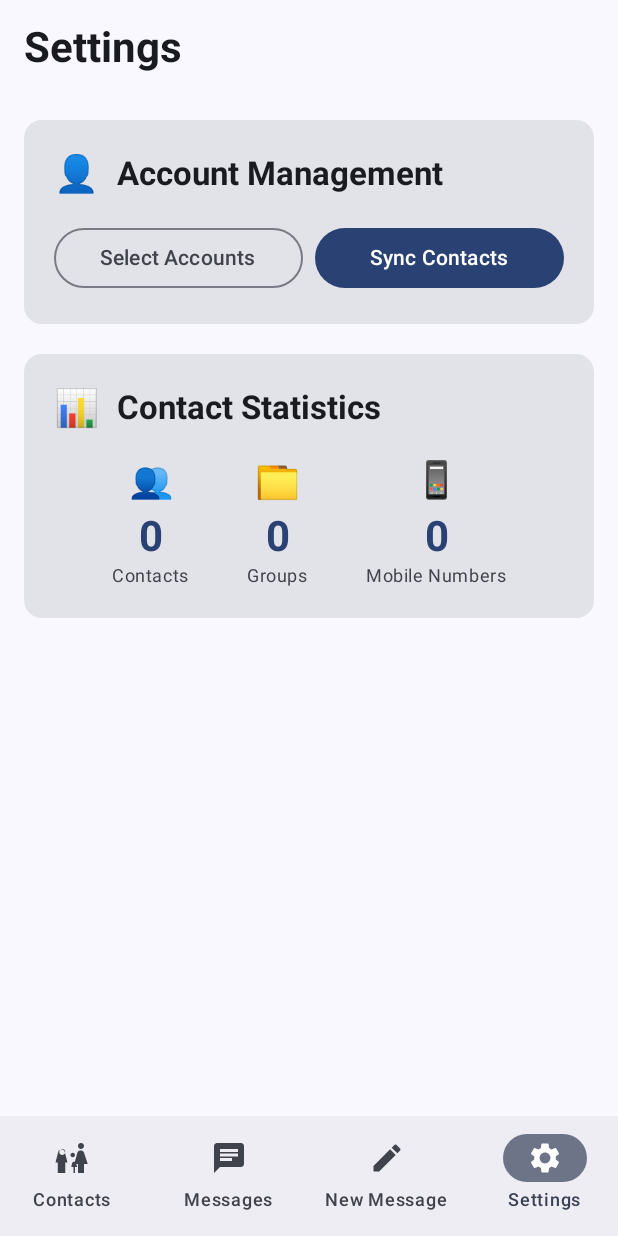
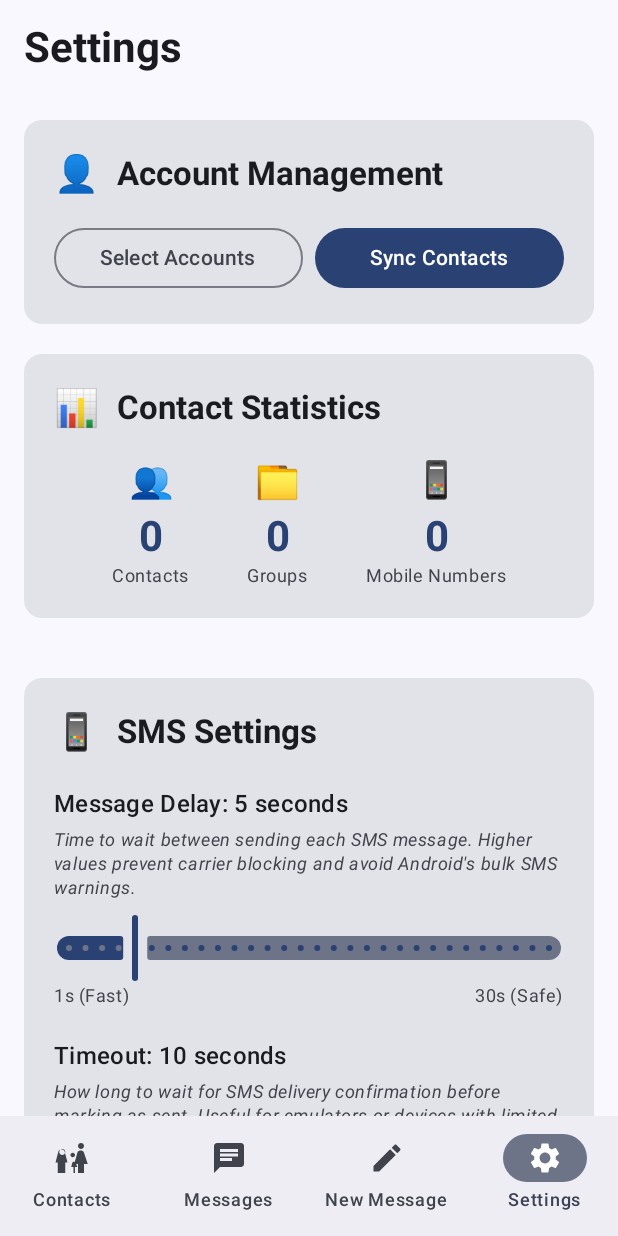
Before and after one commit to bilal-/MassPing, an Android app built with Jetpack Compose: the SettingsScreen screen opened through its navigation route, on a phone screen of 412 x 824 dp. Run offline under Robolectric (Android 15) with nearby library versions, the phone set to English and light mode, and no system bars.

Commit message:
Implement background SMS sending with real-time UI updates
- Add singleton repository pattern for shared state management
- Implement BackgroundSmsService with foreground notifications
- Add configurable SMS delay (1-30s) and timeout (5-60s) settings
- Fix UI updates to work in both foreground and background modes
- Add comprehensive status tracking and message history creation
- Remove deprecated LocalBroadcastManager and fragile broadcast communication
- Ensure single SmsService instance shared between UI and background service
- Add immediate UI responsiveness when send button is pressed

🤖 Generated with [Claude Code](https://claude.ai/code)

Co-Authored-By: Claude <noreply@anthropic.com>

```diff
--- a/app/src/main/java/dev/bilalahmad/massping/ui/screens/MessagesScreen.kt
+++ b/app/src/main/java/dev/bilalahmad/massping/ui/screens/MessagesScreen.kt
@@ -221,7 +221,7 @@ private fun MessageItem(
                     }
 
                     LinearProgressIndicator(
-                        progress = sentCount.toFloat() / individualMessages.size,
+                        progress = { sentCount.toFloat() / individualMessages.size },
                         modifier = Modifier.fillMaxWidth()
                     )
 
--- a/app/src/main/java/dev/bilalahmad/massping/ui/screens/SettingsScreen.kt
+++ b/app/src/main/java/dev/bilalahmad/massping/ui/screens/SettingsScreen.kt
@@ -23,6 +23,7 @@ import androidx.compose.material3.Icon
 import androidx.compose.material3.MaterialTheme
 import androidx.compose.material3.OutlinedButton
 import androidx.compose.material3.Scaffold
+import androidx.compose.material3.Slider
 import androidx.compose.material3.SnackbarHost
 import androidx.compose.material3.SnackbarHostState
 import androidx.compose.material3.Text
@@ -39,6 +40,7 @@ import androidx.compose.ui.Modifier
 import androidx.compose.ui.text.font.FontWeight
 import androidx.compose.ui.text.font.FontStyle
 import androidx.compose.ui.unit.dp
+import kotlin.math.roundToInt
 import dev.bilalahmad.massping.ui.components.AccountSelectionDialog
 import dev.bilalahmad.massping.ui.viewmodels.MainViewModel
 
@@ -275,6 +277,11 @@ fun SettingsScreen(viewModel: MainViewModel) {
                     }
                 }
             }
+
+            Spacer(modifier = Modifier.height(20.dp))
+
+            // SMS Settings Section
+            SmsSettingsSection(viewModel = viewModel)
         }
 
         // Account Selection Dialog
@@ -318,3 +325,136 @@ private fun StatisticItem(
         )
     }
 }
+
+@Composable
+private fun SmsSettingsSection(viewModel: MainViewModel) {
+    var smsDelay by remember { mutableStateOf(viewModel.getSmsDelay().toFloat()) }
+    var smsTimeout by remember { mutableStateOf(viewModel.getSmsTimeout().toFloat()) }
+
+    Card(
+        modifier = Modifier.fillMaxWidth()
+    ) {
+        Column(
+            modifier = Modifier.padding(20.dp)
+        ) {
+            Row(
+                verticalAlignment = Alignment.CenterVertically
+            ) {
+                Text(
+                    "📱",
+                    style = MaterialTheme.typography.headlineSmall
+                )
+                Spacer(modifier = Modifier.width(12.dp))
+                Text(
+                    "SMS Settings",
+                    style = MaterialTheme.typography.titleLarge,
+                    fontWeight = FontWeight.Bold
+                )
+            }
+
+            Spacer(modifier = Modifier.height(20.dp))
+
+            // SMS Delay Setting
+            Text(
+                "Message Delay: ${smsDelay.roundToInt()} seconds",
+                style = MaterialTheme.typography.titleMedium,
+                fontWeight = FontWeight.SemiBold
+            )
+
+            Spacer(modifier = Modifier.height(4.dp))
+
+            Text(
+                "Time to wait between sending each SMS message. Higher values prevent carrier blocking and avoid Android's bulk SMS warnings.",
+                style = MaterialTheme.typography.bodySmall,
+                color = MaterialTheme.colorScheme.onSurfaceVariant,
+                fontStyle = FontStyle.Italic
+            )
+
+            Spacer(modifier = Modifier.height(8.dp))
+
+            Slider(
+                value = smsDelay,
+                onValueChange = { newValue ->
+                    smsDelay = newValue
+                    viewModel.setSmsDelay(newValue.roundToInt().toLong())
+                },
+                valueRange = 1f..30f,
+                steps = 28, // 29 discrete values (1-30)
+                modifier = Modifier.fillMaxWidth()
+            )
+
+            Row(
+                modifier = Modifier.fillMaxWidth(),
+                horizontalArrangement = Arrangement.SpaceBetween
+            ) {
+                Text(
+                    "1s (Fast)",
+                    style = MaterialTheme.typography.bodySmall,
+                    color = MaterialTheme.colorScheme.onSurfaceVariant
+                )
+                Text(
+                    "30s (Safe)",
+                    style = MaterialTheme.typography.bodySmall,
+                    color = MaterialTheme.colorScheme.onSurfaceVariant
+                )
+            }
+
+            Spacer(modifier = Modifier.height(20.dp))
+
+            // SMS Timeout Setting
+            Text(
+                "Timeout: ${smsTimeout.roundToInt()} seconds",
+                style = MaterialTheme.typography.titleMedium,
+                fontWeight = FontWeight.SemiBold
+            )
+
+            Spacer(modifier = Modifier.height(4.dp))
+
+            Text(
+                "How long to wait for SMS delivery confirmation before marking as sent. Useful for emulators or devices with limited SMS feedback.",
+                style = MaterialTheme.typography.bodySmall,
+                color = MaterialTheme.colorScheme.onSurfaceVariant,
+                fontStyle = FontStyle.Italic
+            )
+
+            Spacer(modifier = Modifier.height(8.dp))
+
+            Slider(
+                value = smsTimeout,
+                onValueChange = { newValue ->
+                    smsTimeout = newValue
+                    viewModel.setSmsTimeout(newValue.roundToInt().toLong())
+                },
+                valueRange = 5f..60f,
+                steps = 54, // 55 discrete values (5-60)
+                modifier = Modifier.fillMaxWidth()
+            )
+
+            Row(
+                modifier = Modifier.fillMaxWidth(),
+                horizontalArrangement = Arrangement.SpaceBetween
+            ) {
+                Text(
+                    "5s (Quick)",
+                    style = MaterialTheme.typography.bodySmall,
+                    color = MaterialTheme.colorScheme.onSurfaceVariant
+                )
+                Text(
+                    "60s (Patient)",
+                    style = MaterialTheme.typography.bodySmall,
+                    color = MaterialTheme.colorScheme.onSurfaceVariant
+                )
+            }
+
+            Spacer(modifier = Modifier.height(12.dp))
+
+            // Helpful info
+            Text(
+                "💡 Tip: Use higher delays on slower networks or strict carriers. Emulators work best with 10+ second timeouts.",
+                style = MaterialTheme.typography.bodySmall,
+                color = MaterialTheme.colorScheme.primary,
+                fontStyle = FontStyle.Italic
+            )
+        }
+    }
+}
--- a/app/src/main/java/dev/bilalahmad/massping/ui/viewmodels/MainViewModel.kt
+++ b/app/src/main/java/dev/bilalahmad/massping/ui/viewmodels/MainViewModel.kt
@@ -25,7 +25,7 @@ class MainViewModel(application: Application) : AndroidViewModel(application) {
         Log.d(TAG, "MainViewModel created")
     }
 
-    private val repository = MassPingRepository(application)
+    private val repository = MassPingRepository.getInstance(application)
 
     // UI State
     private val _uiState = MutableStateFlow(MainUiState())
@@ -41,13 +41,7 @@ class MainViewModel(application: Application) : AndroidViewModel(application) {
     val messageHistory = repository.messageHistory
     init {
         Log.d(TAG, "MainViewModel init block executing")
-
-        // Listen for SMS status updates
-        viewModelScope.launch {
-            repository.smsStatusUpdates.collect { (messageId, status) ->
-                repository.updateIndividualMessageStatus(messageId, status)
-            }
-        }
+        // Repository handles its own SMS status updates
     }
 
     fun loadAvailableAccounts() {
@@ -135,6 +129,13 @@ class MainViewModel(application: Application) : AndroidViewModel(application) {
         repository.clearCompletedMessages()
     }
 
+    // SMS Settings
+    fun getSmsDelay(): Long = repository.getSmsDelay()
+    fun setSmsDelay(delaySeconds: Long) = repository.setSmsDelay(delaySeconds)
+
+    fun getSmsTimeout(): Long = repository.getSmsTimeout()
+    fun setSmsTimeout(timeoutSeconds: Long) = repository.setSmsTimeout(timeoutSeconds)
+
     override fun onCleared() {
         super.onCleared()
         repository.cleanup()
```
Also changed, not shown: app/src/main/java/dev/bilalahmad/massping/data/repository/MassPingRepository.kt (+97 -4 lines), app/src/main/java/dev/bilalahmad/massping/data/services/BackgroundSmsService.kt (+92 -20 lines), app/src/main/java/dev/bilalahmad/massping/data/services/SmsService.kt (+10 -10 lines), 2 other files.
